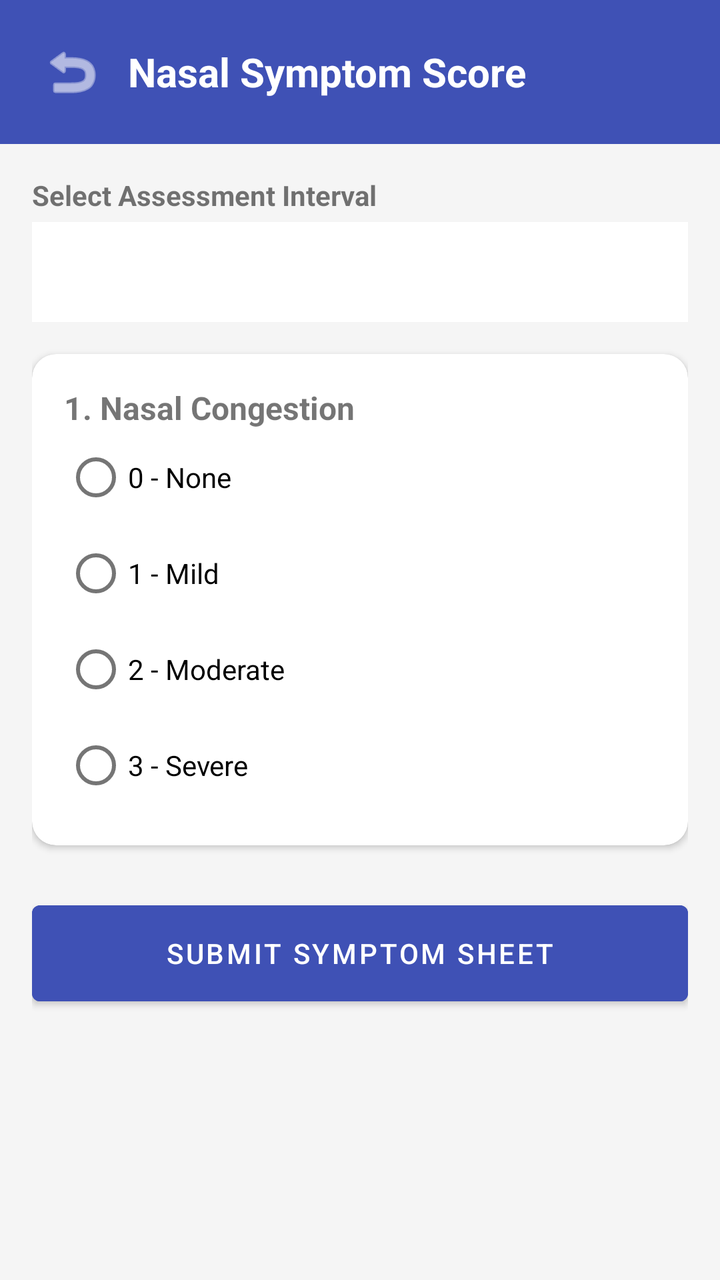
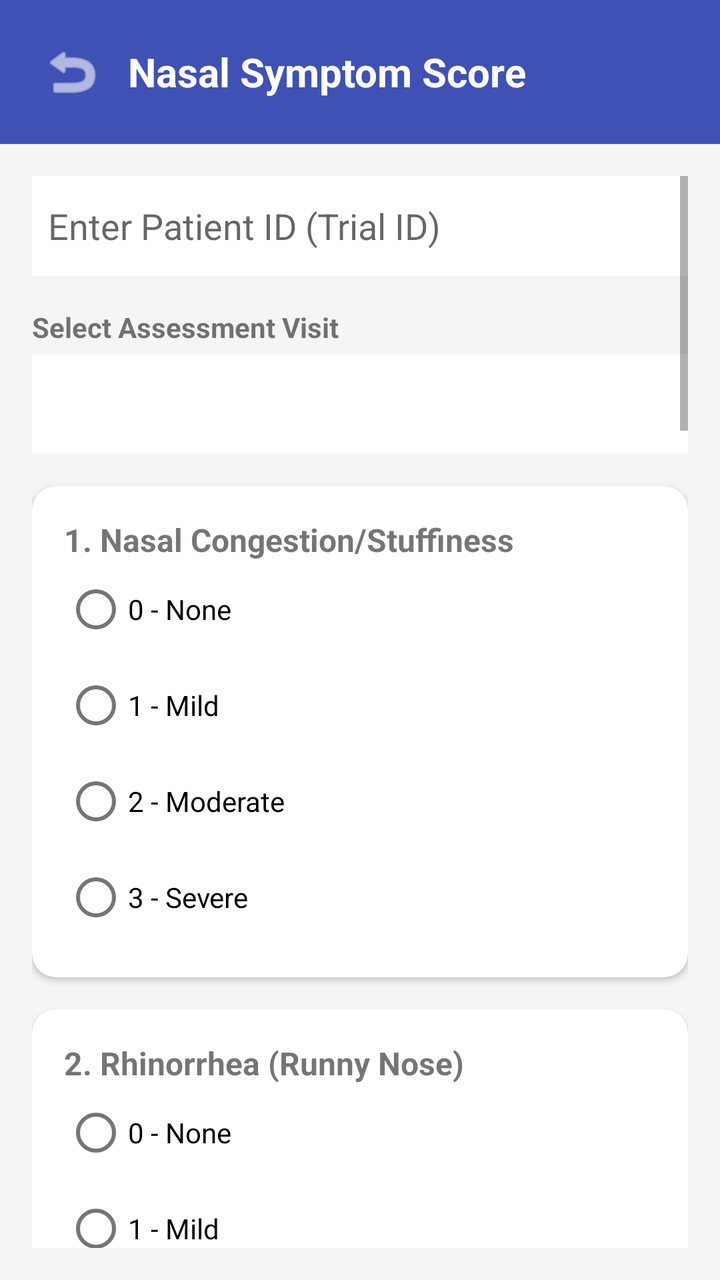

Screens rendered from an Android XML layout before and after an edit, with the pre-edit source and the edit as a unified diff.
<!-- AndroidManifest.xml: application theme Theme.ClinicApp -->
<!-- res/layout/activity_symptom_score.xml -->
<?xml version="1.0" encoding="utf-8"?>
<LinearLayout xmlns:android="http://schemas.android.com/apk/res/android"
    xmlns:app="http://schemas.android.com/apk/res-auto"
    android:layout_width="match_parent"
    android:layout_height="match_parent"
    android:orientation="vertical"
    android:background="#F5F5F5">

    <LinearLayout
        android:layout_width="match_parent"
        android:layout_height="wrap_content"
        android:background="#3F51B5"
        android:padding="16dp"
        android:gravity="center_vertical"
        android:orientation="horizontal">

        <ImageButton
            android:id="@+id/btnBack"
            android:layout_width="40dp"
            android:layout_height="40dp"
            android:background="?attr/selectableItemBackgroundBorderless"
            android:src="@android:drawable/ic_menu_revert"
            app:tint="#FFFFFF" />

        <TextView
            android:layout_width="wrap_content"
            android:layout_height="wrap_content"
            android:text="Nasal Symptom Score"
            android:textColor="#FFFFFF"
            android:textSize="20sp"
            android:textStyle="bold"
            android:layout_marginStart="8dp"/>
    </LinearLayout>

    <ScrollView
        android:layout_width="match_parent"
        android:layout_height="match_parent"
        android:padding="16dp">

        <LinearLayout
            android:layout_width="match_parent"
            android:layout_height="wrap_content"
            android:orientation="vertical">

            <TextView
                android:layout_width="wrap_content"
                android:layout_height="wrap_content"
                android:text="Select Assessment Interval"
                android:textStyle="bold"
                android:layout_marginBottom="4dp"/>

            <Spinner
                android:id="@+id/spinVisitInterval"
                android:layout_width="match_parent"
                android:layout_height="50dp"
                android:background="#FFFFFF"
                android:layout_marginBottom="16dp"/>

            <androidx.cardview.widget.CardView
                android:layout_width="match_parent"
                android:layout_height="wrap_content"
                app:cardCornerRadius="12dp"
                android:layout_marginBottom="16dp">

                <LinearLayout
                    android:layout_width="match_parent"
                    android:layout_height="wrap_content"
                    android:orientation="vertical"
                    android:padding="16dp">

                    <TextView
                        android:layout_width="wrap_content"
                        android:layout_height="wrap_content"
                        android:text="1. Nasal Congestion"
                        android:textStyle="bold"
                        android:textSize="16sp"/>

                    <RadioGroup
                        android:id="@+id/rgCongestion"
                        android:layout_width="match_parent"
                        android:layout_height="wrap_content"
                        android:orientation="vertical">
                        <RadioButton android:id="@+id/rbCong0" android:text="0 - None"/>
                        <RadioButton android:id="@+id/rbCong1" android:text="1 - Mild"/>
                        <RadioButton android:id="@+id/rbCong2" android:text="2 - Moderate"/>
                        <RadioButton android:id="@+id/rbCong3" android:text="3 - Severe"/>
                    </RadioGroup>
                </LinearLayout>
            </androidx.cardview.widget.CardView>

            <Button
                android:id="@+id/btnSubmitSymptoms"
                android:layout_width="match_parent"
                android:layout_height="60dp"
                android:text="Submit Symptom Sheet"
                android:backgroundTint="#3F51B5"
                android:layout_marginTop="8dp"/>
        </LinearLayout>
    </ScrollView>
</LinearLayout>
<!-- resources referenced by this layout -->
<resources>
  <style name="Theme.ClinicApp" parent="Theme.MaterialComponents.Light.NoActionBar">
          <item name="colorPrimary">@color/primaryColor</item>
          <item name="colorPrimaryVariant">@color/primaryDarkColor</item>
          <item name="colorOnPrimary">@color/surfaceColor</item>
          <item name="colorSecondary">@color/secondaryColor</item>
          <item name="colorOnSecondary">@color/surfaceColor</item>
          <item name="android:statusBarColor">?attr/colorPrimaryVariant</item>
          <item name="android:windowBackground">@color/backgroundColor</item>
      </style>
  <color name="primaryColor">#2563EB</color>
  <color name="primaryDarkColor">#1E40AF</color>
  <color name="surfaceColor">#FFFFFF</color>
  <color name="secondaryColor">#10B981</color>
  <color name="backgroundColor">#F3F4F6</color>
</resources>

<!-- the commit's change to res/layout/activity_symptom_score.xml (unified diff, before → after) -->
@@ -42,10 +42,19 @@
             android:layout_height="wrap_content"
             android:orientation="vertical">
 
+            <EditText
+                android:id="@+id/etPatientId"
+                android:layout_width="match_parent"
+                android:layout_height="50dp"
+                android:hint="Enter Patient ID (Trial ID)"
+                android:background="#FFFFFF"
+                android:padding="8dp"
+                android:layout_marginBottom="16dp"/>
+
             <TextView
                 android:layout_width="wrap_content"
                 android:layout_height="wrap_content"
-                android:text="Select Assessment Interval"
+                android:text="Select Assessment Visit"
                 android:textStyle="bold"
                 android:layout_marginBottom="4dp"/>
 
@@ -61,29 +70,237 @@
                 android:layout_height="wrap_content"
                 app:cardCornerRadius="12dp"
                 android:layout_marginBottom="16dp">
-
-                <LinearLayout
-                    android:layout_width="match_parent"
-                    android:layout_height="wrap_content"
-                    android:orientation="vertical"
-                    android:padding="16dp">
-
-                    <TextView
-                        android:layout_width="wrap_content"
-                        android:layout_height="wrap_content"
-                        android:text="1. Nasal Congestion"
-                        android:textStyle="bold"
-                        android:textSize="16sp"/>
-
+                <LinearLayout
+                    android:layout_width="match_parent"
+                    android:layout_height="wrap_content"
+                    android:orientation="vertical"
+                    android:padding="16dp">
+                    <TextView
+                        android:layout_width="wrap_content"
+                        android:layout_height="wrap_content"
+                        android:text="1. Nasal Congestion/Stuffiness"
+                        android:textStyle="bold"
+                        android:textSize="16sp"/>
                     <RadioGroup
                         android:id="@+id/rgCongestion"
                         android:layout_width="match_parent"
                         android:layout_height="wrap_content"
                         android:orientation="vertical">
-                        <RadioButton android:id="@+id/rbCong0" android:text="0 - None"/>
-                        <RadioButton android:id="@+id/rbCong1" android:text="1 - Mild"/>
-                        <RadioButton android:id="@+id/rbCong2" android:text="2 - Moderate"/>
-                        <RadioButton android:id="@+id/rbCong3" android:text="3 - Severe"/>
+                        <RadioButton android:text="0 - None"/>
+                        <RadioButton android:text="1 - Mild"/>
+                        <RadioButton android:text="2 - Moderate"/>
+                        <RadioButton android:text="3 - Severe"/>
+                    </RadioGroup>
+                </LinearLayout>
+            </androidx.cardview.widget.CardView>
+
+            <androidx.cardview.widget.CardView
+                android:layout_width="match_parent"
+                android:layout_height="wrap_content"
+                app:cardCornerRadius="12dp"
+                android:layout_marginBottom="16dp">
+                <LinearLayout
+                    android:layout_width="match_parent"
+                    android:layout_height="wrap_content"
+                    android:orientation="vertical"
+                    android:padding="16dp">
+                    <TextView
+                        android:layout_width="wrap_content"
+                        android:layout_height="wrap_content"
+                        android:text="2. Rhinorrhea (Runny Nose)"
+                        android:textStyle="bold"
+                        android:textSize="16sp"/>
+                    <RadioGroup
+                        android:id="@+id/rgRhinorrhea"
+                        android:layout_width="match_parent"
+                        android:layout_height="wrap_content"
+                        android:orientation="vertical">
+                        <RadioButton android:text="0 - None"/>
+                        <RadioButton android:text="1 - Mild"/>
+                        <RadioButton android:text="2 - Moderate"/>
+                        <RadioButton android:text="3 - Severe"/>
+                    </RadioGroup>
+                </LinearLayout>
+            </androidx.cardview.widget.CardView>
+
+            <androidx.cardview.widget.CardView
+                android:layout_width="match_parent"
+                android:layout_height="wrap_content"
+                app:cardCornerRadius="12dp"
+                android:layout_marginBottom="16dp">
+                <LinearLayout
+                    android:layout_width="match_parent"
+                    android:layout_height="wrap_content"
+                    android:orientation="vertical"
+                    android:padding="16dp">
+                    <TextView
+                        android:layout_width="wrap_content"
+                        android:layout_height="wrap_content"
+                        android:text="3. Sneezing"
+                        android:textStyle="bold"
+                        android:textSize="16sp"/>
+                    <RadioGroup
+                        android:id="@+id/rgSneezing"
+                        android:layout_width="match_parent"
+                        android:layout_height="wrap_content"
+                        android:orientation="vertical">
+                        <RadioButton android:text="0 - None"/>
+                        <RadioButton android:text="1 - Mild"/>
+                        <RadioButton android:text="2 - Moderate"/>
+                        <RadioButton android:text="3 - Severe"/>
+                    </RadioGroup>
+                </LinearLayout>
+            </androidx.cardview.widget.CardView>
+
+            <androidx.cardview.widget.CardView
+                android:layout_width="match_parent"
+                android:layout_height="wrap_content"
+                app:cardCornerRadius="12dp"
+                android:layout_marginBottom="16dp">
+                <LinearLayout
+                    android:layout_width="match_parent"
+                    android:layout_height="wrap_content"
+                    android:orientation="vertical"
+                    android:padding="16dp">
+                    <TextView
+                        android:layout_width="wrap_content"
+                        android:layout_height="wrap_content"
+                        android:text="4. Nasal Itching"
+                        android:textStyle="bold"
+                        android:textSize="16sp"/>
+                    <RadioGroup
+                        android:id="@+id/rgItching"
+                        android:layout_width="match_parent"
+                        android:layout_height="wrap_content"
+                        android:orientation="vertical">
+                        <RadioButton android:text="0 - None"/>
+                        <RadioButton android:text="1 - Mild"/>
+                        <RadioButton android:text="2 - Moderate"/>
+                        <RadioButton android:text="3 - Severe"/>
+                    </RadioGroup>
+                </LinearLayout>
+            </androidx.cardview.widget.CardView>
+
+            <androidx.cardview.widget.CardView
+                android:layout_width="match_parent"
+                android:layout_height="wrap_content"
+                app:cardCornerRadius="12dp"
+                android:layout_marginBottom="16dp">
+                <LinearLayout
+                    android:layout_width="match_parent"
+                    android:layout_height="wrap_content"
+                    android:orientation="vertical"
+                    android:padding="16dp">
+                    <TextView
+                        android:layout_width="wrap_content"
+                        android:layout_height="wrap_content"
+                        android:text="5. Post-Nasal Drip"
+                        android:textStyle="bold"
+                        android:textSize="16sp"/>
+                    <RadioGroup
+                        android:id="@+id/rgPostNasal"
+                        android:layout_width="match_parent"
+                        android:layout_height="wrap_content"
+                        android:orientation="vertical">
+                        <RadioButton android:text="0 - None"/>
+                        <RadioButton android:text="1 - Mild"/>
+                        <RadioButton android:text="2 - Moderate"/>
+                        <RadioButton android:text="3 - Severe"/>
+                    </RadioGroup>
+                </LinearLayout>
+            </androidx.cardview.widget.CardView>
+
+            <TextView
+                android:layout_width="wrap_content"
+                android:layout_height="wrap_content"
+                android:text="Additional Symptoms (Optional Assessment)"
+                android:textStyle="bold"
+                android:layout_marginBottom="8dp"
+                android:textColor="#555555"/>
+
+            <androidx.cardview.widget.CardView
+                android:layout_width="match_parent"
+                android:layout_height="wrap_content"
+                app:cardCornerRadius="12dp"
+                android:layout_marginBottom="16dp">
+                <LinearLayout
+                    android:layout_width="match_parent"
+                    android:layout_height="wrap_content"
+                    android:orientation="vertical"
+                    android:padding="16dp">
+                    <TextView
+                        android:layout_width="wrap_content"
+                        android:layout_height="wrap_content"
+                        android:text="6. Loss of Smell (Hyposmia/Anosmia)"
+                        android:textStyle="bold"
+                        android:textSize="16sp"/>
+                    <RadioGroup
+                        android:id="@+id/rgSmell"
+                        android:layout_width="match_parent"
+                        android:layout_height="wrap_content"
+                        android:orientation="vertical">
+                        <RadioButton android:text="0 - None"/>
+                        <RadioButton android:text="1 - Mild"/>
+                        <RadioButton android:text="2 - Moderate"/>
+                        <RadioButton android:text="3 - Severe"/>
+                    </RadioGroup>
+                </LinearLayout>
+            </androidx.cardview.widget.CardView>
+
+            <androidx.cardview.widget.CardView
+                android:layout_width="match_parent"
+                android:layout_height="wrap_content"
+                app:cardCornerRadius="12dp"
+                android:layout_marginBottom="16dp">
+                <LinearLayout
+                    android:layout_width="match_parent"
+                    android:layout_height="wrap_content"
+                    android:orientation="vertical"
+                    android:padding="16dp">
+                    <TextView
+                        android:layout_width="wrap_content"
+                        android:layout_height="wrap_content"
+                        android:text="7. Eye Symptoms"
+                        android:textStyle="bold"
+                        android:textSize="16sp"/>
+                    <RadioGroup
+                        android:id="@+id/rgEye"
+                        android:layout_width="match_parent"
+                        android:layout_height="wrap_content"
+                        android:orientation="vertical">
+                        <RadioButton android:text="0 - None"/>
+                        <RadioButton android:text="1 - Mild"/>
+                        <RadioButton android:text="2 - Moderate"/>
+                        <RadioButton android:text="3 - Severe"/>
+                    </RadioGroup>
+                </LinearLayout>
+            </androidx.cardview.widget.CardView>
+
+            <androidx.cardview.widget.CardView
+                android:layout_width="match_parent"
+                android:layout_height="wrap_content"
+                app:cardCornerRadius="12dp"
+                android:layout_marginBottom="16dp">
+                <LinearLayout
+                    android:layout_width="match_parent"
+                    android:layout_height="wrap_content"
+                    android:orientation="vertical"
+                    android:padding="16dp">
+                    <TextView
+                        android:layout_width="wrap_content"
+                        android:layout_height="wrap_content"
+                        android:text="8. Sleep Disturbance"
+                        android:textStyle="bold"
+                        android:textSize="16sp"/>
+                    <RadioGroup
+                        android:id="@+id/rgSleep"
+                        android:layout_width="match_parent"
+                        android:layout_height="wrap_content"
+                        android:orientation="vertical">
+                        <RadioButton android:text="0 - None"/>
+                        <RadioButton android:text="1 - Mild"/>
+                        <RadioButton android:text="2 - Moderate"/>
+                        <RadioButton android:text="3 - Severe"/>
                     </RadioGroup>
                 </LinearLayout>
             </androidx.cardview.widget.CardView>
@@ -94,7 +311,8 @@
                 android:layout_height="60dp"
                 android:text="Submit Symptom Sheet"
                 android:backgroundTint="#3F51B5"
-                android:layout_marginTop="8dp"/>
+                android:layout_marginTop="8dp"
+                android:layout_marginBottom="32dp"/>
         </LinearLayout>
     </ScrollView>
 </LinearLayout>
